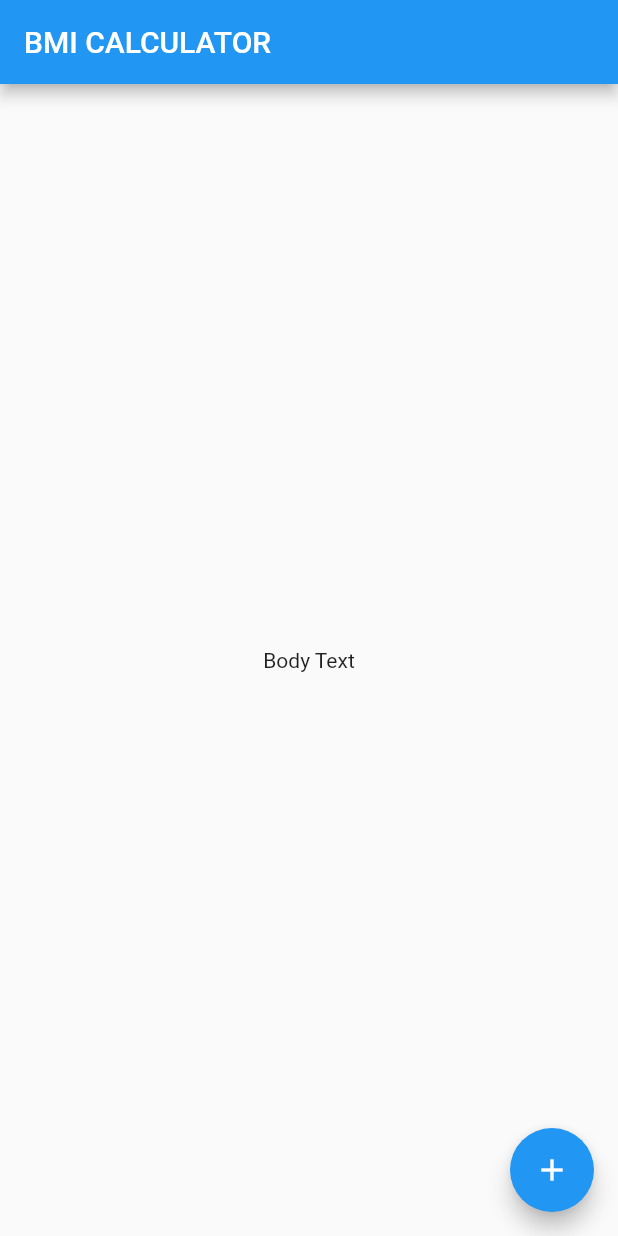
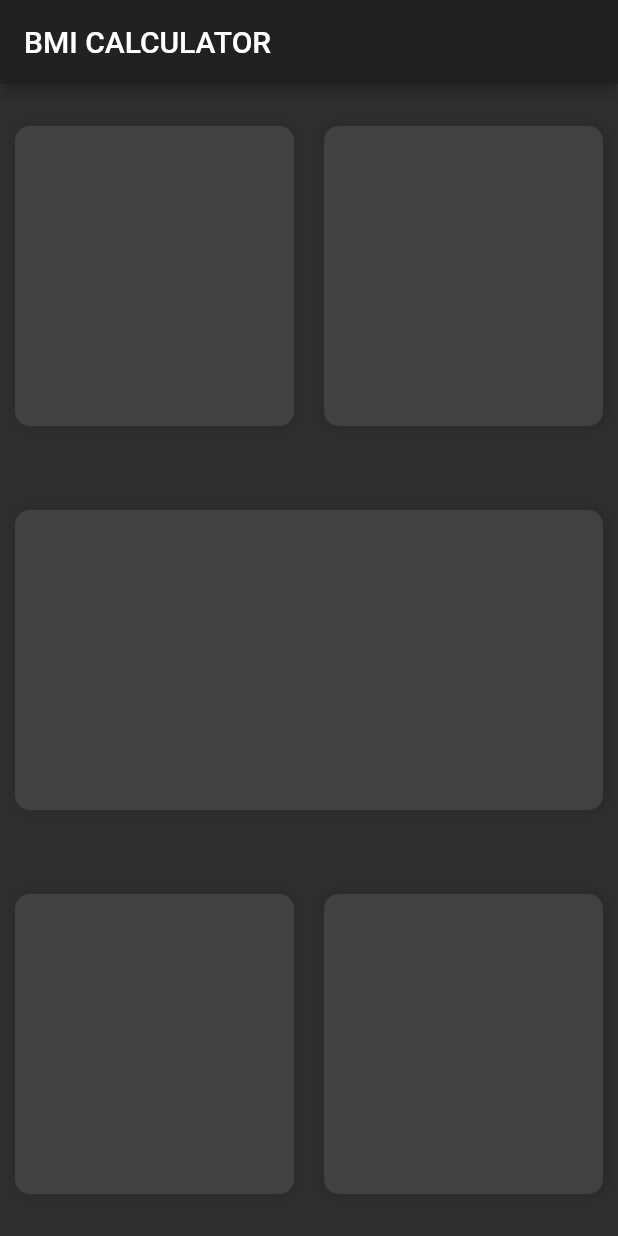
Before and after one commit to azemavdic/bmi_calculator_flutter, a Flutter app: the screen it shows after launch, on a phone screen of 412 x 824 dp. Run offline on Flutter 3.47's test engine with Material 2 defaults, Android fonts, the phone set to English and light mode, and no system bars.

Commit message:
boxes added

```diff
--- a/lib/main.dart
+++ b/lib/main.dart
@@ -6,6 +6,7 @@ class BMICalculator extends StatelessWidget {
   @override
   Widget build(BuildContext context) {
     return MaterialApp(
+      theme: ThemeData.dark().copyWith(),
       home: InputPage(),
     );
   }
@@ -23,12 +24,61 @@ class _InputPageState extends State<InputPage> {
       appBar: AppBar(
         title: Text('BMI CALCULATOR'),
       ),
-      body: Center(
-        child: Text('Body Text'),
-      ),
-      floatingActionButton: FloatingActionButton(
-        child: Icon(Icons.add),
+      body: Column(
+        children: [
+          Expanded(
+            child: Row(
+              children: [
+                ReusableCard(colour: Colors.grey.shade800),
+                ReusableCard(colour: Colors.grey.shade800),
+              ],
+            ),
+          ),
+          Expanded(
+            child: Row(
+              children: [
+                ReusableCard(colour: Colors.grey.shade800),
+              ],
+            ),
+          ),
+          Expanded(
+            child: Row(
+              children: [
+                ReusableCard(colour: Colors.grey.shade800),
+                ReusableCard(colour: Colors.grey.shade800),
+              ],
+            ),
+          ),
+        ],
       ),
     );
   }
 }
+
+class ReusableCard extends StatelessWidget {
+  ReusableCard({@required this.colour});
+  final Color colour;
+
+  @override
+  Widget build(BuildContext context) {
+    return Expanded(
+      child: Container(
+        decoration: BoxDecoration(
+          borderRadius: BorderRadius.circular(10.0),
+          color: colour,
+          boxShadow: [
+            BoxShadow(
+              color: Colors.black.withOpacity(0.1),
+              spreadRadius: 5,
+              blurRadius: 7,
+              offset: Offset(0, 0.1),
+            ),
+          ],
+        ),
+        height: 200,
+        width: 170,
+        margin: EdgeInsets.all(10.0),
+      ),
+    );
+  }
+}
```
Also changed, not shown: 1 other file.
